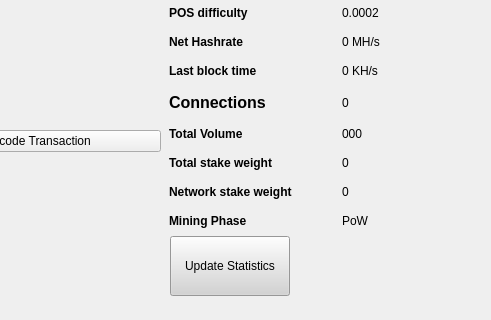
Qt form src/qt/forms/blockbrowser.ui (altcommunitycoin/SONO) before a commit; both pictures show x 361 to 852 and y 175 to 495 of the 852 by 495 pixel window.
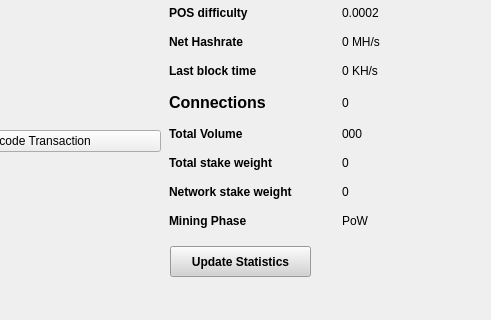
The same form after that commit.

```diff
--- a/src/qt/forms/blockbrowser.ui
+++ b/src/qt/forms/blockbrowser.ui
@@ -657,22 +657,16 @@
       <property name="geometry">
        <rect>
         <x>510</x>
-        <y>390</y>
-        <width>120</width>
-        <height>60</height>
+        <y>400</y>
+        <width>141</width>
+        <height>31</height>
        </rect>
       </property>
-      <property name="sizePolicy">
-       <sizepolicy hsizetype="Fixed" vsizetype="Fixed">
-        <horstretch>0</horstretch>
-        <verstretch>0</verstretch>
-       </sizepolicy>
-      </property>
-      <property name="minimumSize">
-       <size>
-        <width>120</width>
-        <height>60</height>
-       </size>
+      <property name="font">
+       <font>
+        <weight>75</weight>
+        <bold>true</bold>
+       </font>
       </property>
       <property name="styleSheet">
        <string notr="true">background:lightgrey;</string>
@@ -680,15 +674,6 @@
       <property name="text">
        <string>Update Statistics</string>
       </property>
-      <property name="autoDefault">
-       <bool>false</bool>
-      </property>
-      <property name="default">
-       <bool>false</bool>
-      </property>
-      <property name="flat">
-       <bool>false</bool>
-      </property>
      </widget>
     </widget>
    </item>
```
